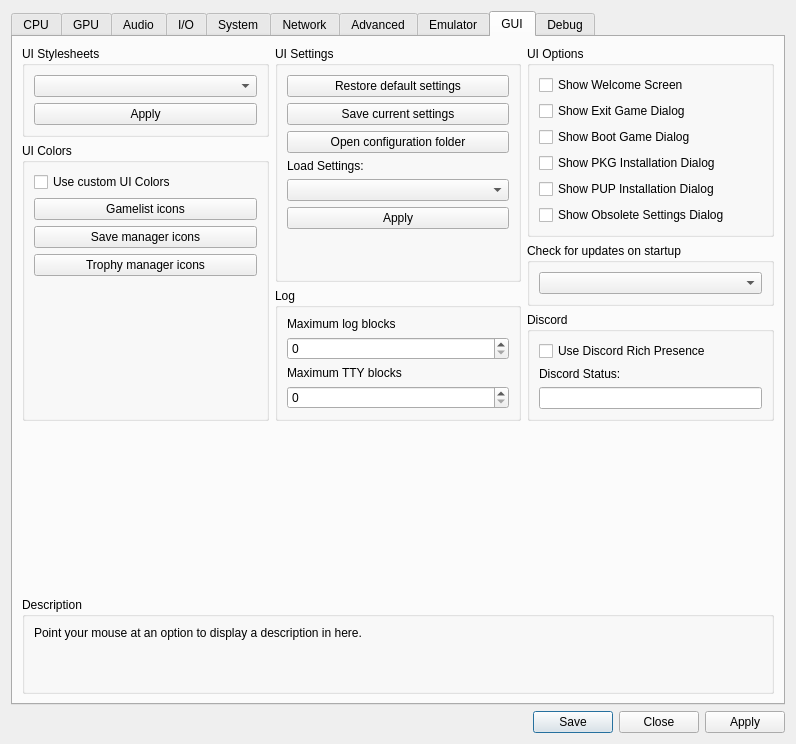
RPCS3/rpcs3, file rpcs3/rpcs3qt/settings_dialog.ui: the form before one commit.
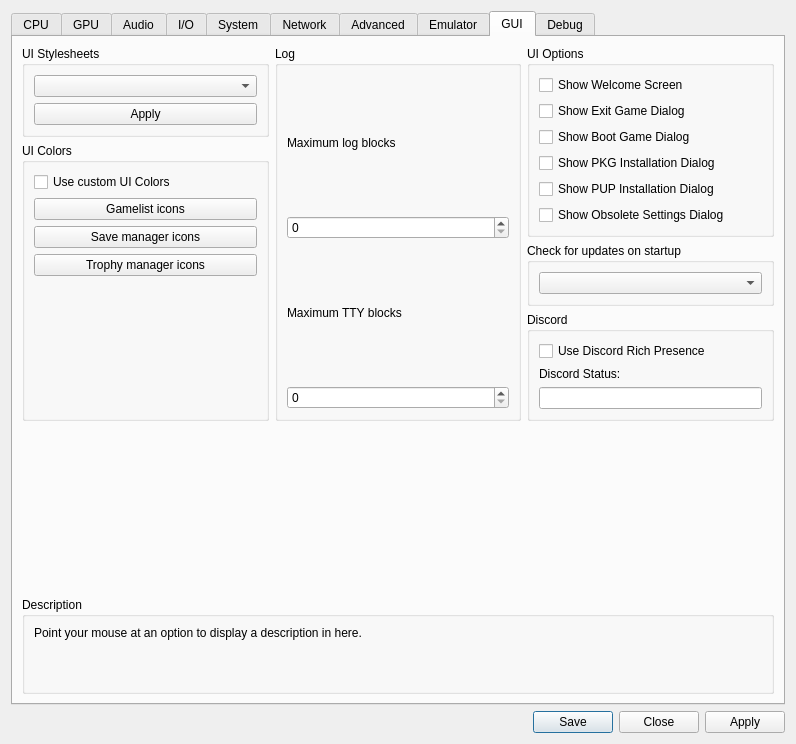
The form after the commit. The open tabs and pages were chosen to show the change. Icons and pictures are not drawn.

The edit to the form file:
```diff
--- a/rpcs3/rpcs3qt/settings_dialog.ui
+++ b/rpcs3/rpcs3qt/settings_dialog.ui
@@ -3123,69 +3123,6 @@
          </item>
          <item>
           <layout class="QVBoxLayout" name="guiTabLayoutMiddle">
-           <item>
-            <widget class="QGroupBox" name="gb_settings">
-             <property name="title">
-              <string>UI Settings</string>
-             </property>
-             <layout class="QVBoxLayout" name="gb_settings_layout">
-              <item>
-               <widget class="QPushButton" name="pb_reset_default">
-                <property name="text">
-                 <string>Restore default settings</string>
-                </property>
-               </widget>
-              </item>
-              <item>
-               <widget class="QPushButton" name="pb_backup_config">
-                <property name="text">
-                 <string>Save current settings</string>
-                </property>
-               </widget>
-              </item>
-              <item>
-               <widget class="QPushButton" name="pb_open_folder">
-                <property name="text">
-                 <string>Open configuration folder</string>
-                </property>
-               </widget>
-              </item>
-              <item>
-               <widget class="QLabel" name="label">
-                <property name="text">
-                 <string>Load Settings:</string>
-                </property>
-               </widget>
-              </item>
-              <item>
-               <widget class="QComboBox" name="combo_configs"/>
-              </item>
-              <item>
-               <widget class="QPushButton" name="pb_apply_config">
-                <property name="text">
-                 <string>Apply</string>
-                </property>
-               </widget>
-              </item>
-              <item>
-               <spacer name="guiTabSpacerMiddle">
-                <property name="orientation">
-                 <enum>Qt::Vertical</enum>
-                </property>
-                <property name="sizeType">
-                 <enum>QSizePolicy::MinimumExpanding</enum>
-                </property>
-                <property name="sizeHint" stdset="0">
-                 <size>
-                  <width>0</width>
-                  <height>0</height>
-                 </size>
-                </property>
-               </spacer>
-              </item>
-             </layout>
-            </widget>
-           </item>
            <item>
             <widget class="QGroupBox" name="gb_log">
              <property name="title">
```
